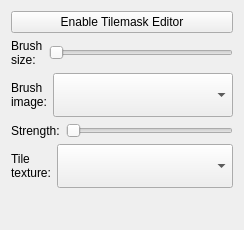
Old version of the form Tools/ResourceEditor/DataQt/tilemaskEditorProperties.ui in the repository xaoctech/dava.engine.
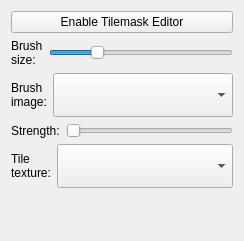
New version of the form.

Commit message: [DF-1294] Add tilemask editing. Fixes in updated rect calculations. Small fixes

Diff of the .ui file:
```diff
--- a/Tools/ResourceEditor/DataQt/tilemaskEditorProperties.ui
+++ b/Tools/ResourceEditor/DataQt/tilemaskEditorProperties.ui
@@ -7,7 +7,7 @@
     <x>0</x>
     <y>0</y>
     <width>244</width>
-    <height>230</height>
+    <height>241</height>
    </rect>
   </property>
   <property name="windowTitle">
@@ -44,8 +44,20 @@
       <item>
        <widget class="QSlider" name="sliderBrushSize">
         <property name="minimum">
+         <number>30</number>
+        </property>
+        <property name="maximum">
+         <number>400</number>
+        </property>
+        <property name="singleStep">
          <number>10</number>
         </property>
+        <property name="pageStep">
+         <number>100</number>
+        </property>
+        <property name="sliderPosition">
+         <number>120</number>
+        </property>
         <property name="orientation">
          <enum>Qt::Horizontal</enum>
         </property>
```
The commit also changes 19 other files.
